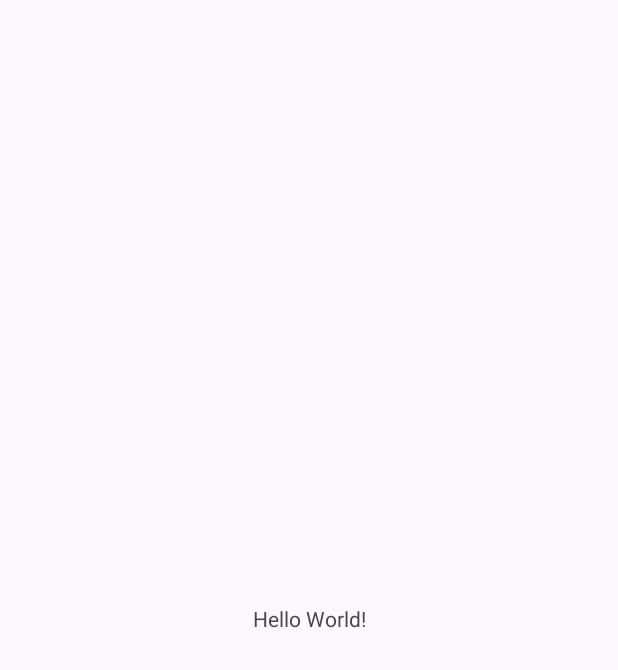
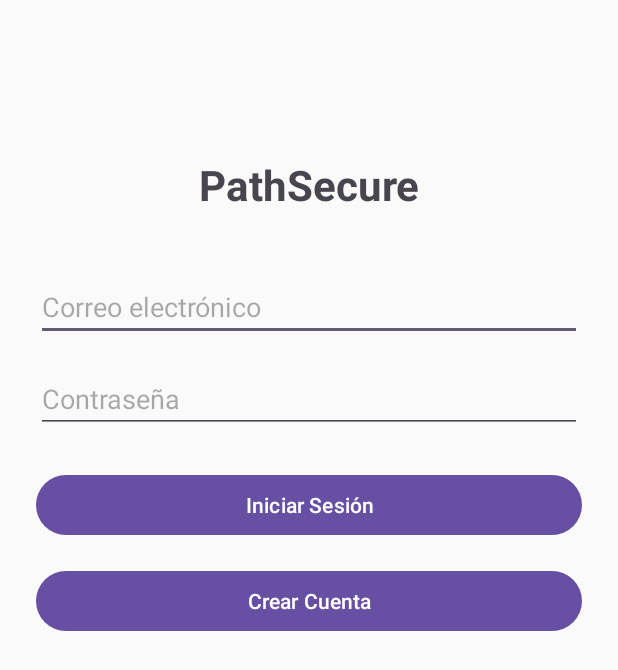
Before and after one commit to Marcos-DRK/PathSecureAvance1, an Android app: the screen it shows after launch (MainActivity), on a phone screen of 412 x 824 dp. Before the commit the part shown is almost empty. Shown: the top 670 px of the screen. Run offline under Robolectric (Android 15) with nearby library versions, the phone set to English and light mode, and no system bars.

Commit message:
Commit 2 - Login y RegisterActivity con navegación básica

```diff
--- a/app/src/main/AndroidManifest.xml
+++ b/app/src/main/AndroidManifest.xml
@@ -13,6 +13,9 @@
         android:theme="@style/Theme.PathSecure"
         tools:targetApi="31">
         <activity
+            android:name=".activities.RegisterActivity"
+            android:exported="false" />
+        <activity
             android:name=".activities.MainActivity"
             android:exported="true">
             <intent-filter>
--- a/app/src/main/java/com/tuempresa/pathsecure/activities/MainActivity.java
+++ b/app/src/main/java/com/tuempresa/pathsecure/activities/MainActivity.java
@@ -1,26 +1,30 @@
 package com.tuempresa.pathsecure.activities;
 
+import androidx.appcompat.app.AppCompatActivity;
+import android.content.Intent;
 import android.os.Bundle;
-
-import androidx.activity.EdgeToEdge;
-import androidx.appcompat.app.AppCompatActivity;
-import androidx.core.graphics.Insets;
-import androidx.core.view.ViewCompat;
-import androidx.core.view.WindowInsetsCompat;
-
+import android.widget.Button;
+import android.widget.EditText;
 import com.tuempresa.pathsecure.R;
 
 public class MainActivity extends AppCompatActivity {
 
+    private EditText etEmail, etPassword;
+    private Button btnLogin, btnRegister;
+
     @Override
     protected void onCreate(Bundle savedInstanceState) {
         super.onCreate(savedInstanceState);
-        EdgeToEdge.enable(this);
         setContentView(R.layout.activity_main);
-        ViewCompat.setOnApplyWindowInsetsListener(findViewById(R.id.main), (v, insets) -> {
-            Insets systemBars = insets.getInsets(WindowInsetsCompat.Type.systemBars());
-            v.setPadding(systemBars.left, systemBars.top, systemBars.right, systemBars.bottom);
-            return insets;
+
+        etEmail = findViewById(R.id.etEmail);
+        etPassword = findViewById(R.id.etPassword);
+        btnLogin = findViewById(R.id.btnLogin);
+        btnRegister = findViewById(R.id.btnRegister);
+
+        btnRegister.setOnClickListener(v -> {
+            Intent i = new Intent(MainActivity.this, RegisterActivity.class);
+            startActivity(i);
         });
     }
 }
--- a/app/src/main/res/layout/activity_main.xml
+++ b/app/src/main/res/layout/activity_main.xml
@@ -1,19 +1,62 @@
 <?xml version="1.0" encoding="utf-8"?>
-<androidx.constraintlayout.widget.ConstraintLayout xmlns:android="http://schemas.android.com/apk/res/android"
+<androidx.constraintlayout.widget.ConstraintLayout
+    xmlns:android="http://schemas.android.com/apk/res/android"
     xmlns:app="http://schemas.android.com/apk/res-auto"
-    xmlns:tools="http://schemas.android.com/tools"
-    android:id="@+id/main"
     android:layout_width="match_parent"
     android:layout_height="match_parent"
-    tools:context=".activities.MainActivity">
+    android:padding="24dp"
+    android:background="#FAFAFA">
 
     <TextView
+        android:id="@+id/txtTitle"
         android:layout_width="wrap_content"
         android:layout_height="wrap_content"
-        android:text="Hello World!"
-        app:layout_constraintBottom_toBottomOf="parent"
+        android:text="PathSecure"
+        android:textSize="28sp"
+        android:textStyle="bold"
+        app:layout_constraintTop_toTopOf="parent"
+        app:layout_constraintStart_toStartOf="parent"
         app:layout_constraintEnd_toEndOf="parent"
+        android:layout_marginTop="80dp"/>
+
+    <EditText
+        android:id="@+id/etEmail"
+        android:layout_width="0dp"
+        android:layout_height="wrap_content"
+        android:hint="Correo electrónico"
+        app:layout_constraintTop_toBottomOf="@id/txtTitle"
         app:layout_constraintStart_toStartOf="parent"
-        app:layout_constraintTop_toTopOf="parent" />
+        app:layout_constraintEnd_toEndOf="parent"
+        android:layout_marginTop="40dp"/>
 
+    <EditText
+        android:id="@+id/etPassword"
+        android:layout_width="0dp"
+        android:layout_height="wrap_content"
+        android:hint="Contraseña"
+        android:inputType="textPassword"
+        app:layout_constraintTop_toBottomOf="@id/etEmail"
+        app:layout_constraintStart_toStartOf="parent"
+        app:layout_constraintEnd_toEndOf="parent"
+        android:layout_marginTop="16dp"/>
+
+    <Button
+        android:id="@+id/btnLogin"
+        android:layout_width="0dp"
+        android:layout_height="wrap_content"
+        android:text="Iniciar Sesión"
+        app:layout_constraintTop_toBottomOf="@id/etPassword"
+        app:layout_constraintStart_toStartOf="parent"
+        app:layout_constraintEnd_toEndOf="parent"
+        android:layout_marginTop="24dp"/>
+
+    <Button
+        android:id="@+id/btnRegister"
+        android:layout_width="0dp"
+        android:layout_height="wrap_content"
+        android:text="Crear Cuenta"
+        app:layout_constraintTop_toBottomOf="@id/btnLogin"
+        app:layout_constraintStart_toStartOf="parent"
+        app:layout_constraintEnd_toEndOf="parent"
+        android:layout_marginTop="16dp"/>
 </androidx.constraintlayout.widget.ConstraintLayout>
```
